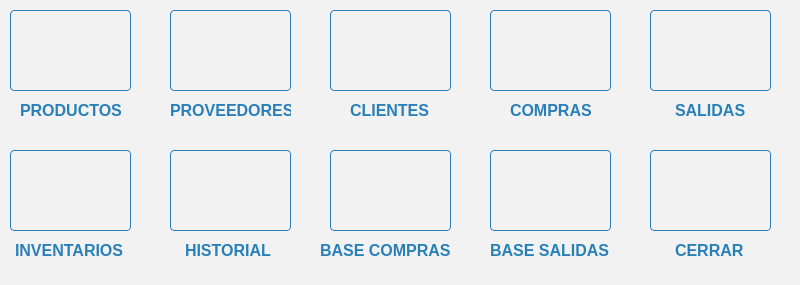
The window that Inventario de almacen/ui/PANEL.ui (CodeDrTech/DevelopPython) describes before a commit, drawn with Qt 5.
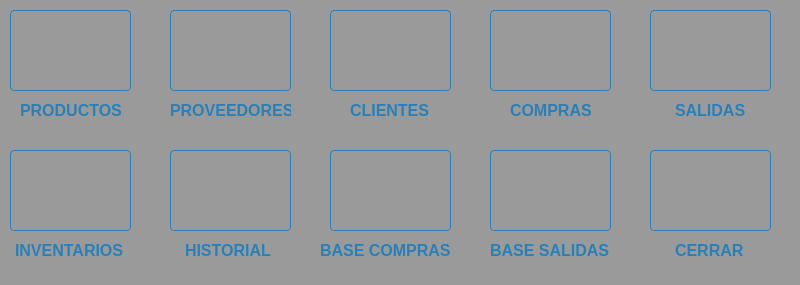
The same window after the commit. Icons and pictures are not drawn.

```diff
--- a/Inventario de almacen/ui/PANEL.ui
+++ b/Inventario de almacen/ui/PANEL.ui
@@ -15,7 +15,7 @@
   </property>
   <property name="styleSheet">
    <string notr="true">QWidget {
-    background-color: #f2f2f2;
+    background-color: #9a9a9a;
 }
 </string>
   </property>
@@ -414,7 +414,7 @@
     </property>
     <property name="styleSheet">
      <string notr="true">QWidget {
-    background-color: #f2f2f2;
+    background-color: #9a9a9a;
 }
 
 QLabel {
@@ -446,7 +446,7 @@
     </property>
     <property name="styleSheet">
      <string notr="true">QWidget {
-    background-color: #f2f2f2;
+    background-color: #9a9a9a;
 }
 
 QLabel {
@@ -478,7 +478,7 @@
     </property>
     <property name="styleSheet">
      <string notr="true">QWidget {
-    background-color: #f2f2f2;
+    background-color: #9a9a9a;
 }
 
 QLabel {
@@ -510,7 +510,7 @@
     </property>
     <property name="styleSheet">
      <string notr="true">QWidget {
-    background-color: #f2f2f2;
+    background-color: #9a9a9a;
 }
 
 QLabel {
@@ -542,7 +542,7 @@
     </property>
     <property name="styleSheet">
      <string notr="true">QWidget {
-    background-color: #f2f2f2;
+    background-color: #9a9a9a;
 }
 
 QLabel {
@@ -574,7 +574,7 @@
     </property>
     <property name="styleSheet">
      <string notr="true">QWidget {
-    background-color: #f2f2f2;
+    background-color: #9a9a9a;
 }
 
 QLabel {
@@ -606,7 +606,7 @@
     </property>
     <property name="styleSheet">
      <string notr="true">QWidget {
-    background-color: #f2f2f2;
+    background-color: #9a9a9a;
 }
 
 QLabel {
@@ -638,7 +638,7 @@
     </property>
     <property name="styleSheet">
      <string notr="true">QWidget {
-    background-color: #f2f2f2;
+    background-color: #9a9a9a;
 }
 
 QLabel {
@@ -670,7 +670,7 @@
     </property>
     <property name="styleSheet">
      <string notr="true">QWidget {
-    background-color: #f2f2f2;
+    background-color: #9a9a9a;
 }
 
 QLabel {
@@ -799,7 +799,7 @@
     </property>
     <property name="styleSheet">
      <string notr="true">QWidget {
-    background-color: #f2f2f2;
+    background-color: #9a9a9a;
 }
 
 QLabel {
```
